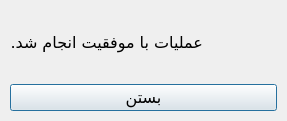
Qt form UI/MessageDialog.ui (Dandelion07/Tour_Management_System) before a commit.
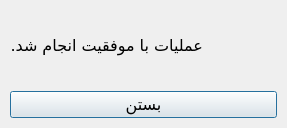
The same form after that commit. Icons and pictures are not drawn.

Patch:
```diff
--- a/UI/MessageDialog.ui
+++ b/UI/MessageDialog.ui
@@ -6,10 +6,16 @@
    <rect>
     <x>0</x>
     <y>0</y>
-    <width>269</width>
-    <height>134</height>
+    <width>236</width>
+    <height>128</height>
    </rect>
   </property>
+  <property name="sizePolicy">
+   <sizepolicy hsizetype="Expanding" vsizetype="Expanding">
+    <horstretch>0</horstretch>
+    <verstretch>0</verstretch>
+   </sizepolicy>
+  </property>
   <property name="windowTitle">
    <string>پیام</string>
   </property>
@@ -31,7 +37,7 @@
     <number>10</number>
    </property>
    <property name="sizeConstraint">
-    <enum>QLayout::SetFixedSize</enum>
+    <enum>QLayout::SetDefaultConstraint</enum>
    </property>
    <property name="leftMargin">
     <number>10</number>
@@ -98,6 +104,12 @@
    </item>
    <item>
     <widget class="QPushButton" name="btnClose">
+     <property name="sizePolicy">
+      <sizepolicy hsizetype="Expanding" vsizetype="Fixed">
+       <horstretch>0</horstretch>
+       <verstretch>0</verstretch>
+      </sizepolicy>
+     </property>
      <property name="font">
       <font>
        <family>B Nazanin</family>
```
